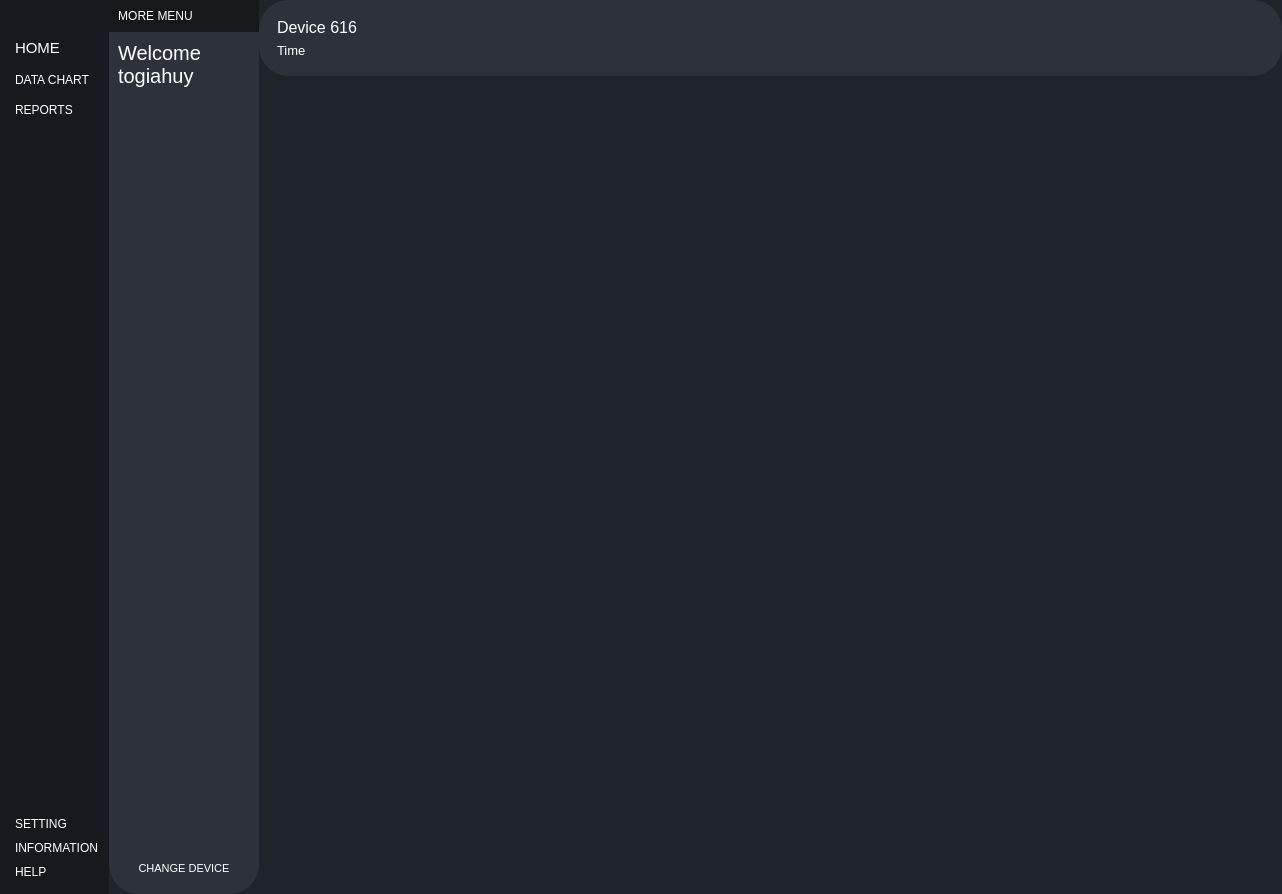
Old version of the form UI/dialog.ui in the repository jeremy0612/AIoT_Dashboard.
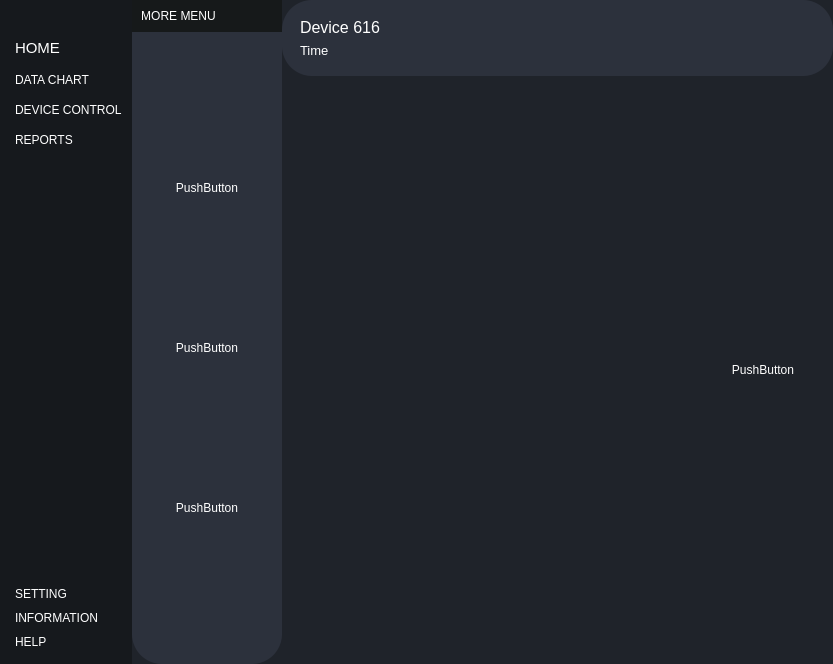
New version of the form. The open tabs and pages were chosen to show the change. Icons and pictures are not drawn.

Commit message: common UI for class mainwindow

Diff of the .ui file:
```diff
--- a/UI/dialog.ui
+++ b/UI/dialog.ui
@@ -6,8 +6,8 @@
    <rect>
     <x>0</x>
     <y>0</y>
-    <width>1282</width>
-    <height>894</height>
+    <width>833</width>
+    <height>664</height>
    </rect>
   </property>
   <property name="windowTitle">
@@ -246,6 +246,23 @@
                </property>
               </widget>
              </item>
+             <item>
+              <widget class="QPushButton" name="decvice_control">
+               <property name="text">
+                <string>DEVICE CONTROL</string>
+               </property>
+               <property name="icon">
+                <iconset>
+                 <normaloff>../Icons/disc.png</normaloff>../Icons/disc.png</iconset>
+               </property>
+               <property name="iconSize">
+                <size>
+                 <width>50</width>
+                 <height>50</height>
+                </size>
+               </property>
+              </widget>
+             </item>
              <item>
               <widget class="QPushButton" name="report_button">
                <property name="toolTip">
@@ -657,6 +674,31 @@
               </item>
              </layout>
             </widget>
+            <widget class="QWidget" name="device_menu">
+             <layout class="QVBoxLayout" name="verticalLayout_17">
+              <item>
+               <widget class="QPushButton" name="pushButton_3">
+                <property name="text">
+                 <string>PushButton</string>
+                </property>
+               </widget>
+              </item>
+              <item>
+               <widget class="QPushButton" name="pushButton_4">
+                <property name="text">
+                 <string>PushButton</string>
+                </property>
+               </widget>
+              </item>
+              <item>
+               <widget class="QPushButton" name="pushButton_5">
+                <property name="text">
+                 <string>PushButton</string>
+                </property>
+               </widget>
+              </item>
+             </layout>
+            </widget>
             <widget class="QWidget" name="report_menu">
              <layout class="QVBoxLayout" name="verticalLayout_13">
               <item>
@@ -912,9 +954,15 @@
            <verstretch>0</verstretch>
           </sizepolicy>
          </property>
-         <layout class="QVBoxLayout" name="verticalLayout_12">
+         <layout class="QHBoxLayout" name="horizontalLayout_6">
           <item>
            <widget class="QStackedWidget" name="main_content">
+            <property name="sizePolicy">
+             <sizepolicy hsizetype="Preferred" vsizetype="Preferred">
+              <horstretch>10</horstretch>
+              <verstretch>0</verstretch>
+             </sizepolicy>
+            </property>
             <property name="currentIndex">
              <number>3</number>
             </property>
@@ -939,6 +987,34 @@
             <widget class="QWidget" name="donutchart"/>
            </widget>
           </item>
+          <item>
+           <widget class="QStackedWidget" name="stackedWidget_2">
+            <property name="sizePolicy">
+             <sizepolicy hsizetype="Expanding" vsizetype="Preferred">
+              <horstretch>3</horstretch>
+              <verstretch>0</verstretch>
+             </sizepolicy>
+            </property>
+            <widget class="QWidget" name="page">
+             <layout class="QVBoxLayout" name="verticalLayout_12">
+              <item>
+               <widget class="QPushButton" name="pushButton_2">
+                <property name="sizePolicy">
+                 <sizepolicy hsizetype="Expanding" vsizetype="Fixed">
+                  <horstretch>0</horstretch>
+                  <verstretch>0</verstretch>
+                 </sizepolicy>
+                </property>
+                <property name="text">
+                 <string>PushButton</string>
+                </property>
+               </widget>
+              </item>
+             </layout>
+            </widget>
+            <widget class="QWidget" name="page_2"/>
+           </widget>
+          </item>
          </layout>
         </widget>
        </item>
```
Left out of the diff: 6 changed lines with no effect on the pictures. The commit also changes 10 other files.
